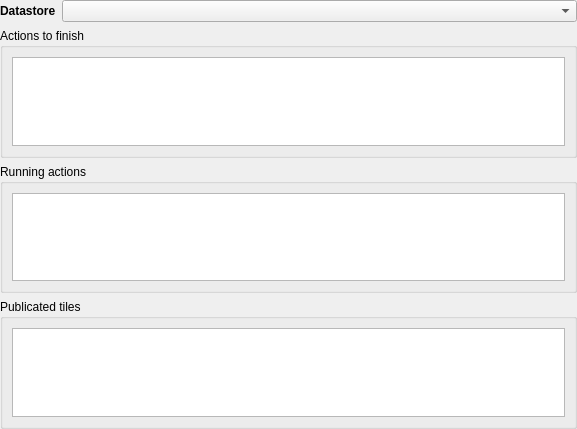
Qt form geotuileur/gui/dashboard/wdg_dashboard.ui (JulesGrillot/plugin-qgis-geoplateforme) before a commit.
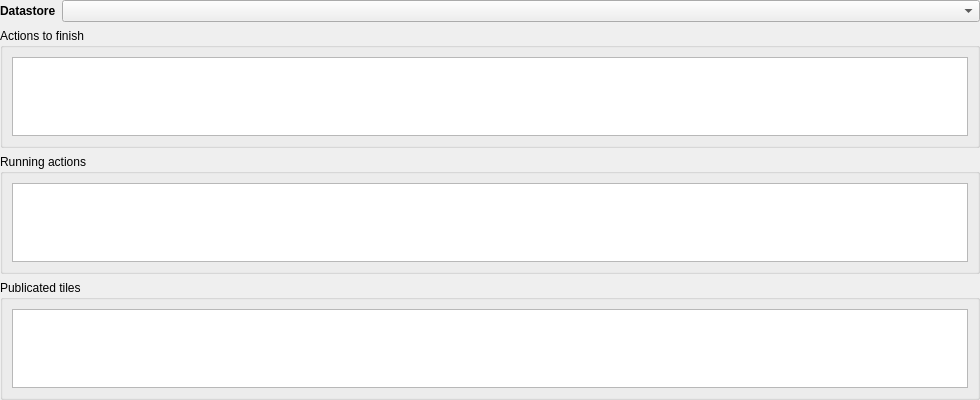
The same form after that commit. Custom widgets are drawn as their Qt base class.

Commit message: add minimum size for dashboard widget

The edit to the form file:
```diff
--- a/geotuileur/gui/dashboard/wdg_dashboard.ui
+++ b/geotuileur/gui/dashboard/wdg_dashboard.ui
@@ -6,10 +6,16 @@
    <rect>
     <x>0</x>
     <y>0</y>
-    <width>577</width>
-    <height>429</height>
+    <width>980</width>
+    <height>400</height>
    </rect>
   </property>
+  <property name="minimumSize">
+   <size>
+    <width>980</width>
+    <height>400</height>
+   </size>
+  </property>
   <property name="windowTitle">
    <string>Dashboard</string>
   </property>
```
